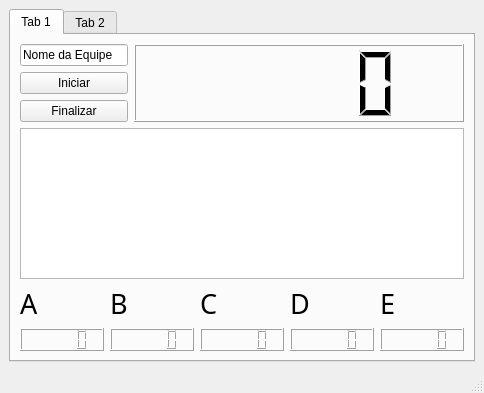
The window that untitled.ui (TallesSilva/Software_PyQT_Serial_Arduino) describes before a commit, drawn with Qt 5.
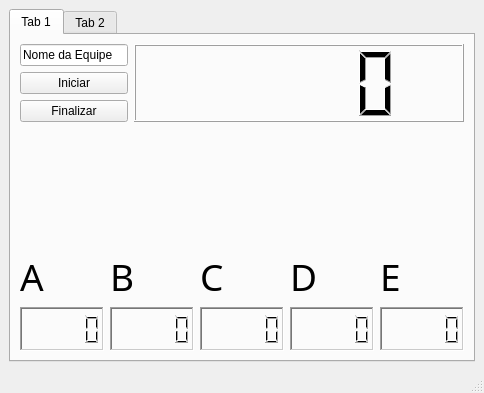
The same window after the commit.

Diff of the .ui file:
```diff
--- a/untitled.ui
+++ b/untitled.ui
@@ -55,21 +55,48 @@
           <item row="0" column="1">
            <widget class="QLCDNumber" name="lcdNumber"/>
           </item>
+          <item row="1" column="0" colspan="2">
+           <widget class="QLabel" name="label_6">
+            <property name="minimumSize">
+             <size>
+              <width>440</width>
+              <height>117</height>
+             </size>
+            </property>
+            <property name="text">
+             <string/>
+            </property>
+            <property name="textFormat">
+             <enum>Qt::AutoText</enum>
+            </property>
+            <property name="scaledContents">
+             <bool>false</bool>
+            </property>
+            <property name="wordWrap">
+             <bool>true</bool>
+            </property>
+           </widget>
+          </item>
          </layout>
         </item>
-        <item>
-         <widget class="QGraphicsView" name="Imagem_Pista"/>
-        </item>
         <item>
          <layout class="QHBoxLayout" name="horizontalLayout_2">
           <item>
            <layout class="QVBoxLayout" name="verticalLayout_4">
             <item>
              <widget class="QLabel" name="label">
+              <property name="maximumSize">
+               <size>
+                <width>100</width>
+                <height>50</height>
+               </size>
+              </property>
               <property name="font">
                <font>
                 <family>Impact</family>
-                <pointsize>20</pointsize>
+                <pointsize>28</pointsize>
+                <weight>50</weight>
+                <bold>false</bold>
                </font>
               </property>
               <property name="text">
@@ -78,7 +105,20 @@
              </widget>
             </item>
             <item>
-             <widget class="QLCDNumber" name="lcdNumber_2"/>
+             <widget class="QLCDNumber" name="lcdNumber_2">
+              <property name="maximumSize">
+               <size>
+                <width>200</width>
+                <height>100</height>
+               </size>
+              </property>
+              <property name="frameShape">
+               <enum>QFrame::WinPanel</enum>
+              </property>
+              <property name="frameShadow">
+               <enum>QFrame::Sunken</enum>
+              </property>
+             </widget>
             </item>
            </layout>
           </item>
@@ -86,10 +126,18 @@
            <layout class="QVBoxLayout" name="verticalLayout_5">
             <item>
              <widget class="QLabel" name="label_2">
+              <property name="maximumSize">
+               <size>
+                <width>100</width>
+                <height>50</height>
+               </size>
+              </property>
               <property name="font">
                <font>
                 <family>Impact</family>
-                <pointsize>20</pointsize>
+                <pointsize>28</pointsize>
+                <weight>50</weight>
+                <bold>false</bold>
                </font>
               </property>
               <property name="text">
@@ -98,7 +146,20 @@
              </widget>
             </item>
             <item>
-             <widget class="QLCDNumber" name="lcdNumber_3"/>
+             <widget class="QLCDNumber" name="lcdNumber_3">
+              <property name="maximumSize">
+               <size>
+                <width>200</width>
+                <height>100</height>
+               </size>
+              </property>
+              <property name="frameShape">
+               <enum>QFrame::WinPanel</enum>
+              </property>
+              <property name="frameShadow">
+               <enum>QFrame::Sunken</enum>
+              </property>
+             </widget>
             </item>
            </layout>
           </item>
@@ -106,10 +167,21 @@
            <layout class="QVBoxLayout" name="verticalLayout_6">
             <item>
              <widget class="QLabel" name="label_3">
+              <property name="enabled">
+               <bool>true</bool>
+              </property>
+              <property name="maximumSize">
+               <size>
+                <width>100</width>
+                <height>50</height>
+               </size>
+              </property>
               <property name="font">
                <font>
                 <family>Impact</family>
-                <pointsize>20</pointsize>
+                <pointsize>28</pointsize>
+                <weight>50</weight>
+                <bold>false</bold>
                </font>
               </property>
               <property name="text">
@@ -118,7 +190,23 @@
              </widget>
             </item>
             <item>
-             <widget class="QLCDNumber" name="lcdNumber_4"/>
+             <widget class="QLCDNumber" name="lcdNumber_4">
+              <property name="enabled">
+               <bool>true</bool>
+              </property>
+              <property name="maximumSize">
+               <size>
+                <width>200</width>
+                <height>100</height>
+               </size>
+              </property>
+              <property name="frameShape">
+               <enum>QFrame::WinPanel</enum>
+              </property>
+              <property name="frameShadow">
+               <enum>QFrame::Sunken</enum>
+              </property>
+             </widget>
             </item>
            </layout>
           </item>
@@ -126,10 +214,18 @@
            <layout class="QVBoxLayout" name="verticalLayout_7">
             <item>
              <widget class="QLabel" name="label_4">
+              <property name="maximumSize">
+               <size>
+                <width>100</width>
+                <height>50</height>
+               </size>
+              </property>
               <property name="font">
                <font>
                 <family>Impact</family>
-                <pointsize>20</pointsize>
+                <pointsize>28</pointsize>
+                <weight>50</weight>
+                <bold>false</bold>
                </font>
               </property>
               <property name="text">
@@ -138,7 +234,34 @@
              </widget>
             </item>
             <item>
-             <widget class="QLCDNumber" name="lcdNumber_5"/>
+             <widget class="QLCDNumber" name="lcdNumber_5">
+              <property name="maximumSize">
+               <size>
+                <width>200</width>
+                <height>100</height>
+               </size>
+              </property>
+              <property name="font">
+               <font>
+                <family>Impact</family>
+                <pointsize>20</pointsize>
+                <weight>50</weight>
+                <bold>false</bold>
+               </font>
+              </property>
+              <property name="focusPolicy">
+               <enum>Qt::NoFocus</enum>
+              </property>
+              <property name="contextMenuPolicy">
+               <enum>Qt::NoContextMenu</enum>
+              </property>
+              <property name="frameShape">
+               <enum>QFrame::WinPanel</enum>
+              </property>
+              <property name="frameShadow">
+               <enum>QFrame::Sunken</enum>
+              </property>
+             </widget>
             </item>
            </layout>
           </item>
@@ -146,10 +269,18 @@
            <layout class="QVBoxLayout" name="verticalLayout_8">
             <item>
              <widget class="QLabel" name="label_5">
+              <property name="maximumSize">
+               <size>
+                <width>100</width>
+                <height>50</height>
+               </size>
+              </property>
               <property name="font">
                <font>
                 <family>Impact</family>
-                <pointsize>20</pointsize>
+                <pointsize>28</pointsize>
+                <weight>50</weight>
+                <bold>false</bold>
                </font>
               </property>
               <property name="text">
@@ -158,7 +289,20 @@
              </widget>
             </item>
             <item>
-             <widget class="QLCDNumber" name="lcdNumber_6"/>
+             <widget class="QLCDNumber" name="lcdNumber_6">
+              <property name="maximumSize">
+               <size>
+                <width>200</width>
+                <height>100</height>
+               </size>
+              </property>
+              <property name="frameShape">
+               <enum>QFrame::WinPanel</enum>
+              </property>
+              <property name="frameShadow">
+               <enum>QFrame::Sunken</enum>
+              </property>
+             </widget>
             </item>
            </layout>
           </item>
```
